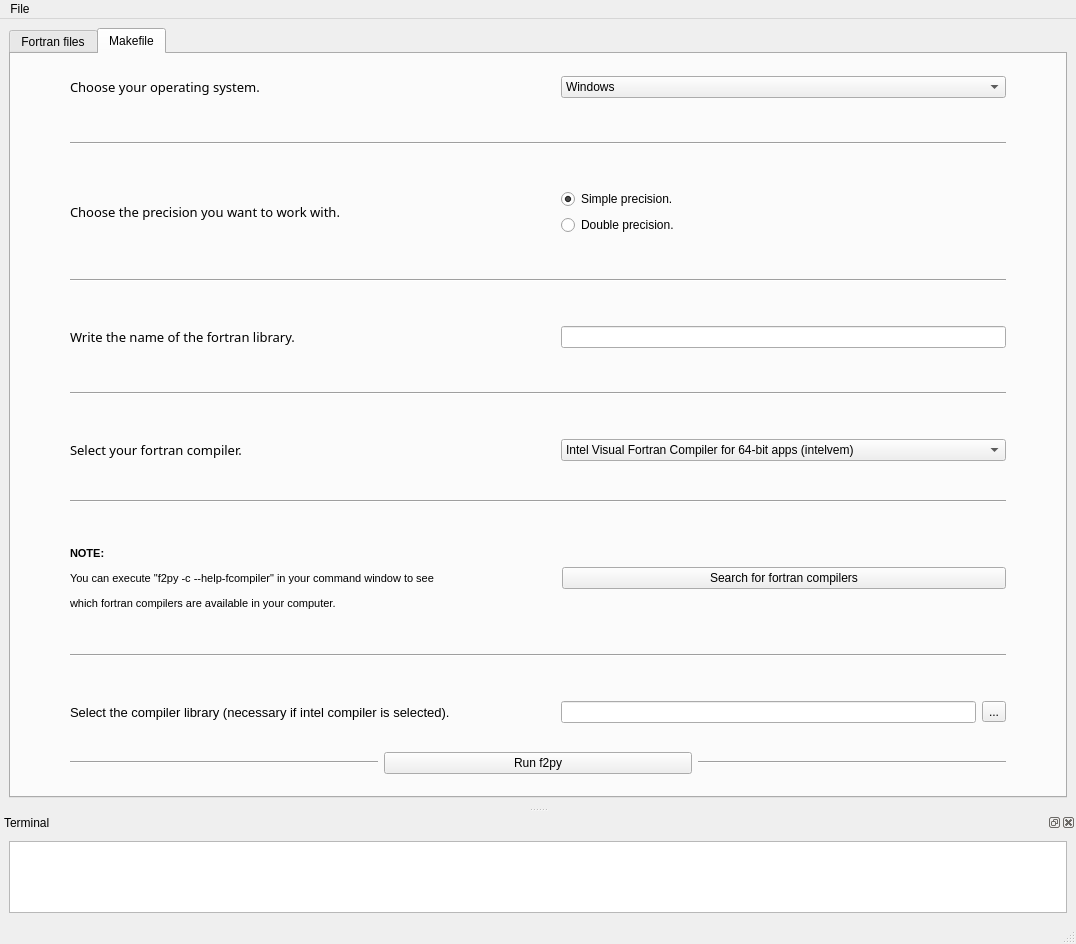
This is fparser_GUI/GUI.ui in mramagu/Fortran-to-Python-Wrapper as Qt 5 draws it before an edit. The edited form follows.
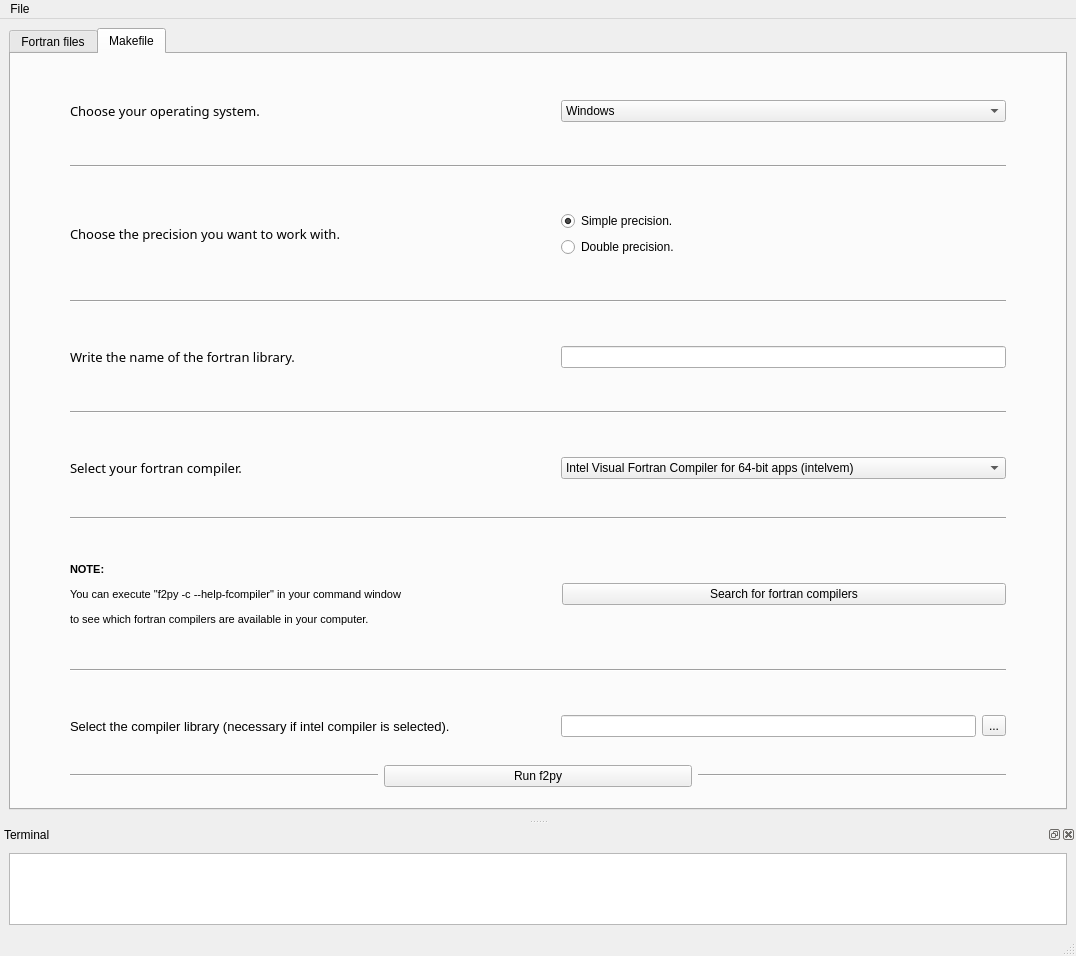
This is the edited form. The open tabs and pages were chosen to show the change.

```diff
--- a/fparser_GUI/GUI.ui
+++ b/fparser_GUI/GUI.ui
@@ -7,7 +7,7 @@
     <x>0</x>
     <y>0</y>
     <width>1076</width>
-    <height>944</height>
+    <height>956</height>
    </rect>
   </property>
   <property name="windowTitle">
@@ -314,6 +314,22 @@
         <string>Makefile</string>
        </attribute>
        <layout class="QVBoxLayout" name="verticalLayout_8">
+        <item>
+         <spacer name="verticalSpacer_13">
+          <property name="orientation">
+           <enum>Qt::Vertical</enum>
+          </property>
+          <property name="sizeType">
+           <enum>QSizePolicy::Fixed</enum>
+          </property>
+          <property name="sizeHint" stdset="0">
+           <size>
+            <width>20</width>
+            <height>25</height>
+           </size>
+          </property>
+         </spacer>
+        </item>
         <item>
          <layout class="QHBoxLayout" name="horizontalLayout_4">
           <property name="leftMargin">
@@ -736,7 +752,7 @@
                <bool>false</bool>
               </property>
               <property name="text">
-               <string>&lt;html&gt;&lt;head/&gt;&lt;body&gt;&lt;p&gt;&lt;span style=&quot; font-weight:600;&quot;&gt;NOTE:&lt;/span&gt;&lt;/p&gt;&lt;p&gt;You can execute &amp;quot;f2py -c --help-fcompiler&amp;quot; in your command window to see &lt;/p&gt;&lt;p&gt;which fortran compilers are available in your computer.&lt;/p&gt;&lt;/body&gt;&lt;/html&gt;</string>
+               <string>&lt;html&gt;&lt;head/&gt;&lt;body&gt;&lt;p&gt;&lt;span style=&quot; font-weight:600;&quot;&gt;NOTE:&lt;/span&gt;&lt;/p&gt;&lt;p&gt;You can execute &amp;quot;f2py -c --help-fcompiler&amp;quot; in your command window&lt;/p&gt;&lt;p&gt;to see which fortran compilers are available in your computer.&lt;/p&gt;&lt;/body&gt;&lt;/html&gt;</string>
               </property>
               <property name="textFormat">
                <enum>Qt::AutoText</enum>
```
